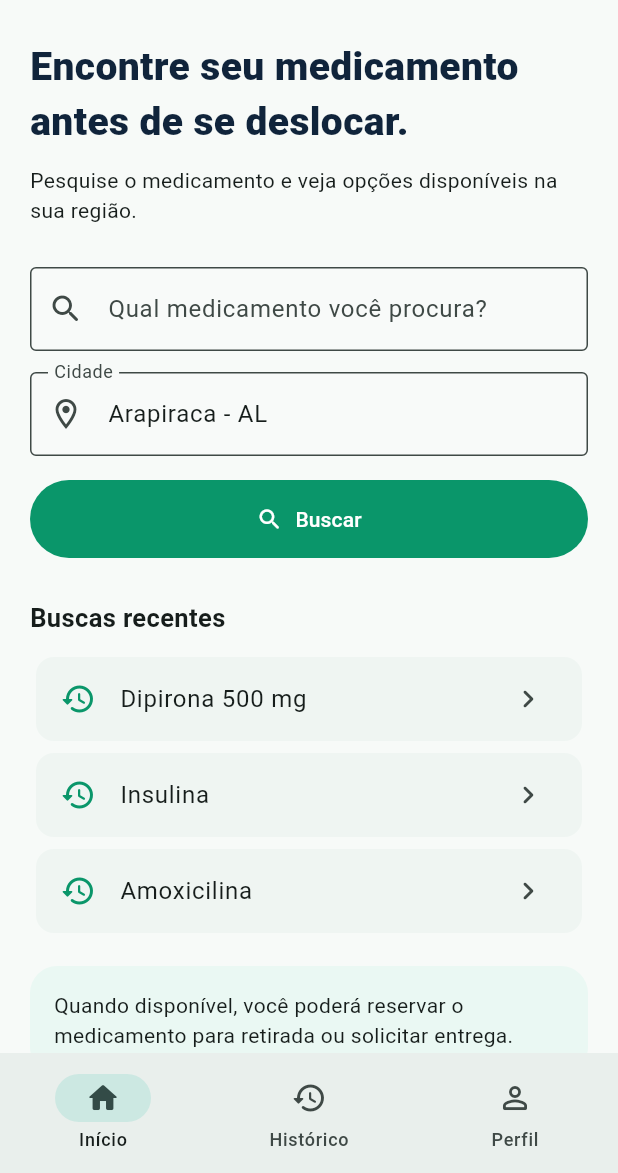
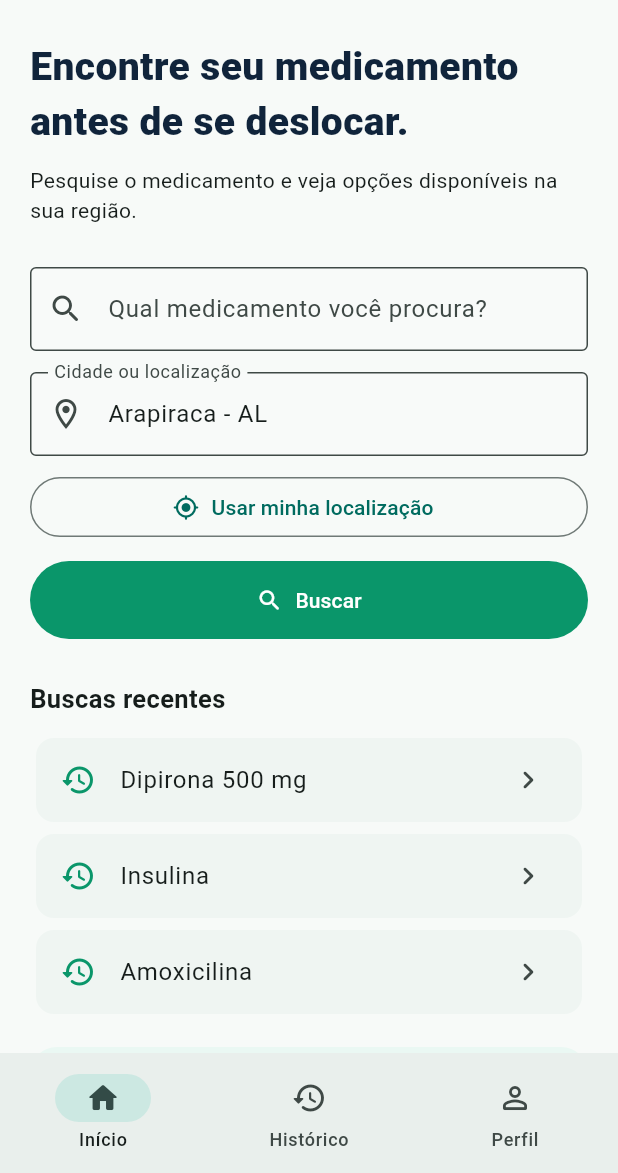
Before and after one commit to Aleks-Pires/ESDM-FarmAqui, a Flutter app: the screen it shows after launch, after a tap on "Entrar", on a phone screen of 412 x 824 dp, the part 63-1236 px from its top. Run offline on Flutter 3.47's test engine with Material 3 defaults, Android fonts, the phone set to English and light mode, and no system bars; our stand-ins replace flutter_secure_storage, geolocator.

Commit message:
feat: adiciona localização atual à busca

```diff
--- a/lib/features/medication/presentation/pages/home_page.dart
+++ b/lib/features/medication/presentation/pages/home_page.dart
@@ -1,4 +1,5 @@
 import 'package:flutter/material.dart';
+import 'package:geolocator/geolocator.dart';
 
 import 'results_page.dart';
 
@@ -13,6 +14,7 @@ final class HomePage extends StatefulWidget {
 final class _HomePageState extends State<HomePage> {
   final medicineController = TextEditingController();
   final cityController = TextEditingController(text: 'Arapiraca - AL');
+  bool locating = false;
 
   @override
   void dispose() {
@@ -21,15 +23,60 @@ final class _HomePageState extends State<HomePage> {
     super.dispose();
   }
 
+  Future<void> useCurrentLocation() async {
+    if (locating) return;
+    setState(() => locating = true);
+
+    try {
+      var permission = await Geolocator.checkPermission();
+
+      if (permission == LocationPermission.denied) {
+        permission = await Geolocator.requestPermission();
+      }
+
+      if (permission == LocationPermission.denied ||
+          permission == LocationPermission.deniedForever) {
+        if (!mounted) return;
+        ScaffoldMessenger.of(context).showSnackBar(
+          const SnackBar(
+            content: Text('Permita o acesso à localização para usar este recurso.'),
+          ),
+        );
+        return;
+      }
+
+      final position = await Geolocator.getCurrentPosition();
+      cityController.text =
+          'Localização atual (${position.latitude.toStringAsFixed(3)}, '
+          '${position.longitude.toStringAsFixed(3)})';
+
+      if (!mounted) return;
+      ScaffoldMessenger.of(context).showSnackBar(
+        const SnackBar(content: Text('Localização obtida com sucesso.')),
+      );
+    } catch (_) {
+      if (!mounted) return;
+      ScaffoldMessenger.of(context).showSnackBar(
+        const SnackBar(
+          content: Text('Não foi possível obter a localização agora.'),
+        ),
+      );
+    } finally {
+      if (mounted) setState(() => locating = false);
+    }
+  }
+
   void search([String? preset]) {
     final medicine = (preset ?? medicineController.text).trim();
     final city = cityController.text.trim();
+
     if (medicine.isEmpty || city.isEmpty) {
       ScaffoldMessenger.of(context).showSnackBar(
         const SnackBar(content: Text('Informe o medicamento e a cidade.')),
       );
       return;
     }
+
     Navigator.of(context).push(
       MaterialPageRoute(
         builder: (_) => ResultsPage(medicine: medicine, city: city),
@@ -40,6 +87,7 @@ final class _HomePageState extends State<HomePage> {
   @override
   Widget build(BuildContext context) {
     const green = Color(0xFF0A966A);
+
     return Scaffold(
       backgroundColor: const Color(0xFFF7FAF8),
       appBar: AppBar(
@@ -90,12 +138,23 @@ final class _HomePageState extends State<HomePage> {
             controller: cityController,
             onSubmitted: (_) => search(),
             decoration: const InputDecoration(
-              labelText: 'Cidade',
+              labelText: 'Cidade ou localização',
               prefixIcon: Icon(Icons.location_on_outlined),
               border: OutlineInputBorder(),
             ),
           ),
-          const SizedBox(height: 16),
+          const SizedBox(height: 10),
+          OutlinedButton.icon(
+            onPressed: locating ? null : useCurrentLocation,
+            icon: locating
+                ? const SizedBox.square(
+                    dimension: 18,
+                    child: CircularProgressIndicator(strokeWidth: 2),
+                  )
+                : const Icon(Icons.my_location_rounded),
+            label: Text(locating ? 'Obtendo localização...' : 'Usar minha localização'),
+          ),
+          const SizedBox(height: 12),
           FilledButton.icon(
             style: FilledButton.styleFrom(
               backgroundColor: green,
@@ -133,7 +192,8 @@ final class _HomePageState extends State<HomePage> {
               borderRadius: BorderRadius.circular(18),
             ),
             child: const Text(
-              'Quando disponível, você poderá reservar o medicamento para retirada ou solicitar entrega.',
+              'Os resultados desta versão são demonstrativos. Quando disponível, '
+              'você pode simular reserva, retirada, entrega e pagamento.',
             ),
           ),
         ],
```
